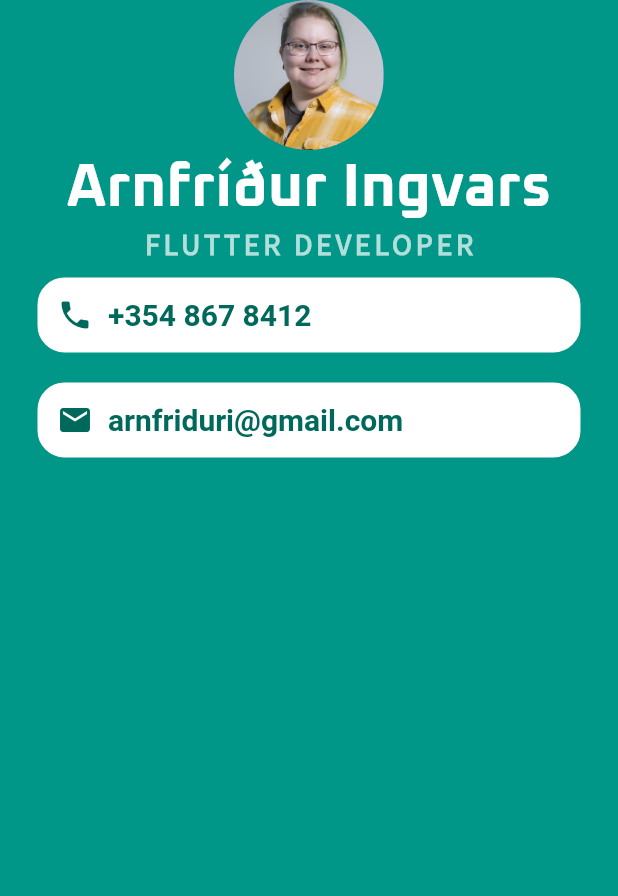
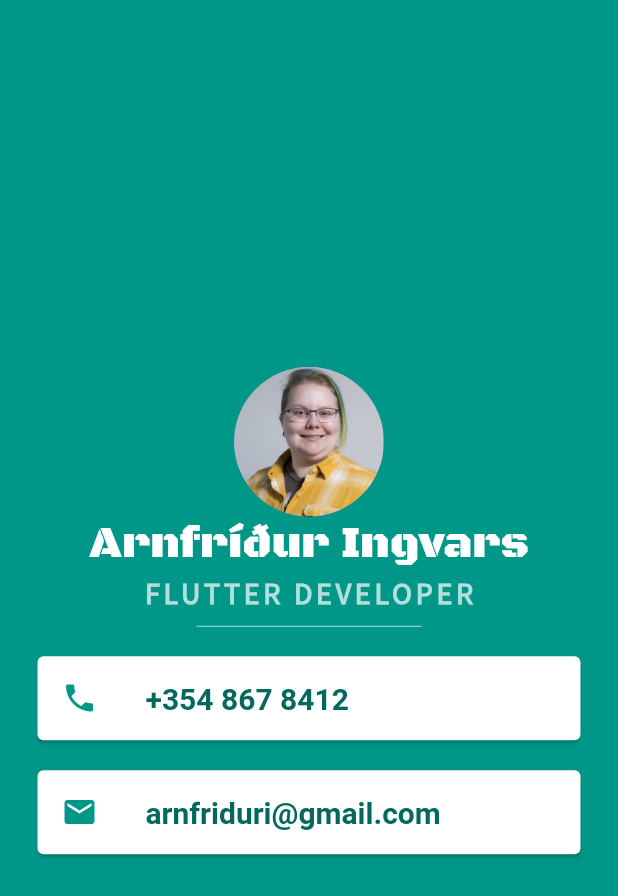
Before and after one commit to Arnfriduri/mycard, a Flutter app: the screen it shows after launch, on a phone screen of 412 x 824 dp. Shown: the top 896 px of the screen. Run offline on Flutter 3.47's test engine with Material 2 defaults, Android fonts, the phone set to English and light mode, and no system bars; Roboto replaces fonts that are missing (Source Sans Pro).

Commit message:
Updated fonts

```diff
--- a/lib/main.dart
+++ b/lib/main.dart
@@ -12,6 +12,7 @@ class MyApp extends StatelessWidget {
         backgroundColor: Colors.teal,
         body: SafeArea(
           child: Column(
+            mainAxisAlignment: MainAxisAlignment.center,
             children: <Widget>[
               CircleAvatar(
                 radius: 50,
@@ -22,10 +23,9 @@ class MyApp extends StatelessWidget {
               Text(
                 'Arnfríður Ingvars',
                 style: TextStyle(
-                  fontFamily: 'Oxanium',
-                  fontSize: 40,
+                  fontFamily: 'BlackOpsOne',
+                  fontSize: 30,
                   color: Colors.white,
-                  fontWeight: FontWeight.bold,
                 ),
               ),
               Text(
@@ -38,29 +38,21 @@ class MyApp extends StatelessWidget {
                   fontWeight: FontWeight.bold,
                 ),
               ),
-              Container(
-                padding: EdgeInsets.all(10),
-                margin: EdgeInsets.symmetric(vertical: 10, horizontal: 25),
-                decoration: BoxDecoration(
-                  color: Colors.white,
-                  border: Border.all(
-                    color: Colors.white,
-                    width: 3,
-                  ),
-                  borderRadius: BorderRadius.all(
-                    Radius.circular(18),
+              SizedBox(
+                height: 20,
+                width: 150,
+                child: Divider(
+                  color: Colors.teal.shade100,
                 ),
               ),
-                child: Row(
-                  children: <Widget>[
-                    Icon(
+              Card(
+                margin: EdgeInsets.symmetric(vertical: 10, horizontal: 25),
+                child: ListTile(
+                  leading: Icon(
                     Icons.phone,
-                      color: Colors.teal.shade800,
+                    color: Colors.teal,
                   ),
-                    SizedBox(
-                      width: 10,
-                    ),
-                    Text(
+                  title: Text(
                     '+354 867 8412',
                     style: TextStyle(
                       color: Colors.teal.shade800,
@@ -69,32 +61,16 @@ class MyApp extends StatelessWidget {
                       fontSize: 20,
                     ),
                   ),
-                  ],
                 ),
               ),
-              Container(
-                padding: EdgeInsets.all(10),
+              Card(
                 margin: EdgeInsets.symmetric(vertical: 10, horizontal: 25),
-                decoration: BoxDecoration(
-                  color: Colors.white,
-                  border: Border.all(
-                    color: Colors.white,
-                    width: 3,
+                child: ListTile(
+                  leading: Icon(
+                    Icons.email,
+                    color: Colors.teal,
                   ),
-                  borderRadius: BorderRadius.all(
-                    Radius.circular(18),
-                  ),
-                ),
-                child: Row(
-                  children: <Widget>[
-                    Icon(
-                      Icons.email,
-                      color: Colors.teal.shade800,
-                    ),
-                    SizedBox(
-                      width: 10,
-                    ),
-                    Text(
+                  title: Text(
                     'arnfriduri@gmail.com',
                     style: TextStyle(
                       color: Colors.teal.shade800,
@@ -103,7 +79,6 @@ class MyApp extends StatelessWidget {
                       fontSize: 20,
                     ),
                   ),
-                  ],
                 ),
               ),
             ],
```
Also changed, not shown: pubspec.yaml (+4 -4 lines), fonts/BlackOpsOne-Regular.ttf (added). Lines whose indentation alone changed are shown as unchanged.
